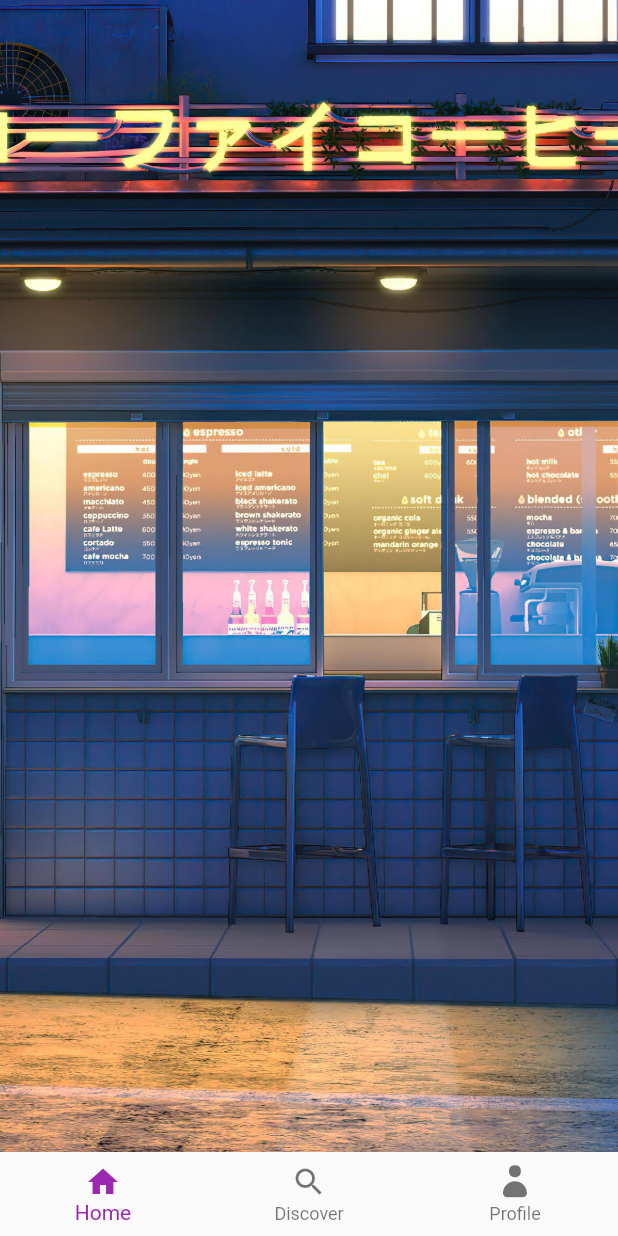
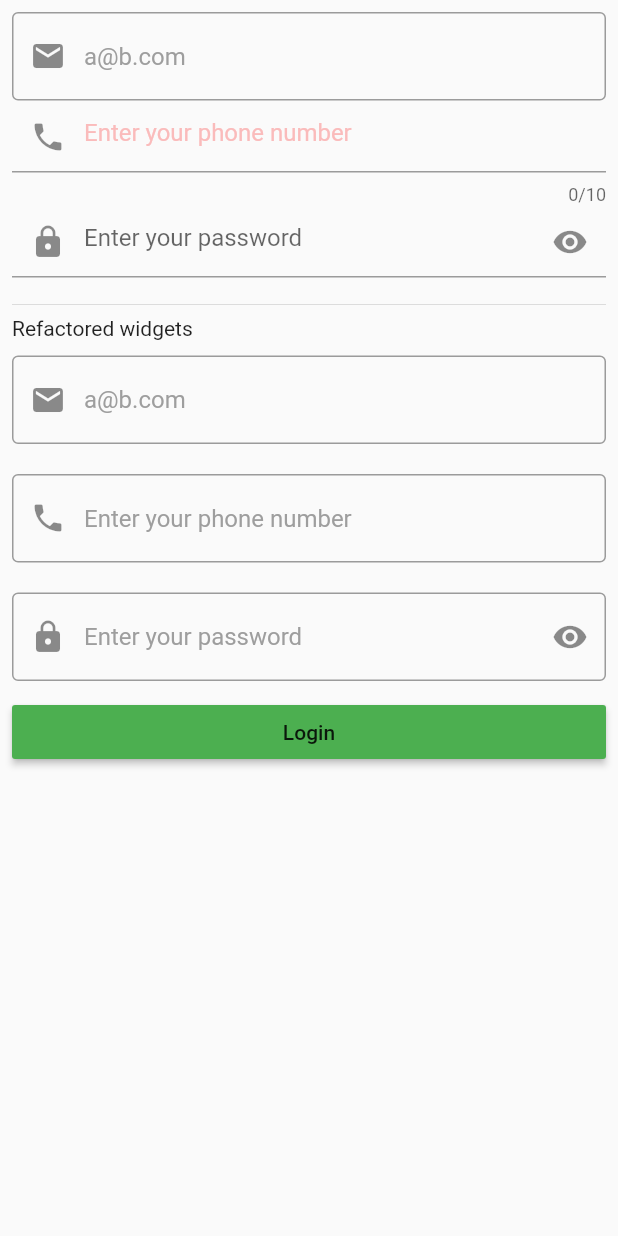
Before and after one commit to hmmisthisgood/may-session, a Flutter app: the screen it shows after launch, on a phone screen of 412 x 824 dp. Run offline on Flutter 3.47's test engine with Material 2 defaults, Android fonts, the phone set to English and light mode, and no system bars; our stand-ins replace flutter_vector_icons, google_fonts.

Commit message:
added more text field properties

```diff
--- a/our_app/lib/main.dart
+++ b/our_app/lib/main.dart
@@ -3,6 +3,7 @@ import 'package:our_app/screen/listview_screen.dart';
 
 import 'home.dart';
 import 'screen/ig_screen_with_tabbar.dart';
+import 'screen/login_screen.dart';
 import 'screen/page_view_screen.dart';
 import 'screen/row_and_columns_screen.dart';
 // import 'package:our_app/home.dart';
@@ -19,7 +20,7 @@ class OurApp extends StatelessWidget {
   Widget build(BuildContext context) {
     return new MaterialApp(
       title: "Our app",
-      home: IgProfileScreen(),
+      home: LoginScreen(),
       theme: ThemeData(
         // fontFamily: "Allura",
         primarySwatch: Colors.purple,
--- /dev/null
+++ b/our_app/lib/screen/login_screen.dart
@@ -0,0 +1,222 @@
+import 'package:flutter/cupertino.dart';
+import 'package:flutter/material.dart';
+import 'package:our_app/widget/common_text_field.dart';
+
+class LoginScreen extends StatefulWidget {
+  @override
+  State<LoginScreen> createState() => _LoginScreenState();
+}
+
+class _LoginScreenState extends State<LoginScreen> {
+  final formKey = GlobalKey<FormState>();
+  final emailController = TextEditingController();
+  final passwordController = TextEditingController();
+  final phoneController = TextEditingController();
+
+  bool hidePassword = true;
+
+  @override
+  Widget build(BuildContext context) {
+    print("build");
+    return Scaffold(
+      // backgroundColor: Colors.black,
+      body: SafeArea(
+        child: Form(
+          autovalidateMode: AutovalidateMode.disabled,
+          key: formKey,
+          child: Padding(
+            padding: const EdgeInsets.all(8.0),
+            child: ListView(children: [
+              TextFormField(
+                // autovalidateMode: AutovalidateMode.always,
+                controller: emailController,
+                cursorColor: Colors.red,
+                cursorHeight: 25,
+                textInputAction: TextInputAction.next,
+                keyboardType: TextInputType.emailAddress,
+                maxLines: 1,
+                style: TextStyle(color: Colors.cyan),
+                onChanged: (val) {
+                  print(val);
+                },
+                onFieldSubmitted: (val) {
+                  print("Submitted value: $val");
+                },
+                onTap: () {
+                  print("I am tapped");
+                },
+                validator: (value) {
+                  if (value == null) {
+                    return "Email is required";
+                  }
+                  if (value.isEmpty) {
+                    return "Email must not be empty";
+                  }
+                  return null;
+                },
+                decoration: InputDecoration(
+                  fillColor: Colors.yellow,
+                  focusColor: Colors.brown,
+                  hintText: "a@b.com",
+                  hintStyle: TextStyle(color: Colors.grey),
+                  prefixIcon: Icon(Icons.email),
+
+                  border: OutlineInputBorder(), // UnderlineInputBorder,
+                  errorBorder: OutlineInputBorder(
+                      borderSide: BorderSide(color: Colors.yellow)),
+                  focusedBorder: UnderlineInputBorder(
+                    borderSide: BorderSide(color: Colors.blue, width: 1.5),
+                  ),
+                  focusedErrorBorder: OutlineInputBorder(
+                      borderSide: BorderSide(color: Colors.yellow)),
+                ),
+              ),
+              TextField(
+                // autofocus: true,
+                controller: phoneController,
+                cursorColor: Colors.red,
+                cursorHeight: 25,
+                textInputAction: TextInputAction.next,
+                keyboardType: TextInputType.number,
+                maxLength: 10,
+                maxLines: 1,
+                decoration: InputDecoration(
+                  hintText: "Enter your phone number",
+                  hintStyle:
+                      TextStyle(color: Color.fromARGB(255, 250, 187, 187)),
+                  prefixIcon: Icon(Icons.phone),
+                  // border: InputBorder.none,
+                ),
+              ),
+              TextFormField(
+                // autovalidateMode: AutovalidateMode.onUserInteraction,
+                obscureText: hidePassword,
+                validator: (value) {
+                  if (value == null) {
+                    return "Password is required";
+                  }
+
+                  if (value.isEmpty) {
+                    return "Password cannot be empty";
+                  }
+                  if (value.length < 6) {
+                    return "Passwored length must be >6";
+                  }
+                  return null;
+                },
+                decoration: InputDecoration(
+                  hintText: "Enter your password",
+                  prefixIcon: Icon(Icons.lock),
+                  suffixIcon: InkWell(
+                    onTap: () {
+                      hidePassword = !hidePassword;
+                      setState(() {});
+                      print("hide password: $hidePassword");
+                    },
+                    child: Icon(
+                      hidePassword == true
+                          ? Icons.visibility
+                          : Icons.visibility_off,
+                    ),
+                  ),
+                ),
+              ),
+              SizedBox(height: 10),
+              Divider(),
+              Text("Refactored widgets"),
+              CommonTextField(
+                // autovalidateMode: AutovalidateMode.always,
+                controller: emailController,
+                textInputAction: TextInputAction.next,
+                keyboardType: TextInputType.emailAddress,
+                onChanged: (val) {
+                  print(val);
+                },
+                onFieldSubmitted: (val) {
+                  print("Submitted value: $val");
+                },
+
+                validator: (value) {
+                  if (value == null) {
+                    return "Email is required";
+                  }
+                  if (value.isEmpty) {
+                    return "Email must not be empty";
+                  }
+                  return null;
+                },
+                hintText: "a@b.com",
+                prefixIcon: Icon(Icons.email),
+              ),
+              CommonTextField(
+                // autofocus: true,
+                controller: phoneController,
+                textInputAction: TextInputAction.next,
+                keyboardType: TextInputType.number,
+                maxLines: 1,
+                hintText: "Enter your phone number",
+                prefixIcon: Icon(Icons.phone),
+              ),
+              CommonTextField(
+                // autovalidateMode: AutovalidateMode.onUserInteraction,
+                obscureText: hidePassword,
+                controller: passwordController,
+                validator: (value) {
+                  if (value == null) {
+                    return "Password is required";
+                  }
+
+                  if (value.isEmpty) {
+                    return "Password cannot be empty";
+                  }
+                  if (value.length < 6) {
+                    return "Passwored length must be >6";
+                  }
+                  return null;
+                },
+                hintText: "Enter your password",
+                prefixIcon: Icon(Icons.lock),
+                suffixIcon: InkWell(
+                  onTap: () {
+                    hidePassword = !hidePassword;
+                    setState(() {});
+                    print("hide password: $hidePassword");
+                  },
+                  child: Icon(
+                    hidePassword == true
+                        ? Icons.visibility
+                        : Icons.visibility_off,
+                  ),
+                ),
+              ),
+              MaterialButton(
+                onPressed: () {
+                  FocusScope.of(context).unfocus();
+
+                  // final phone = phoneController.text;
+                  // phoneController.text = "+977$phone";
+
+                  if (formKey.currentState != null) {
+                    formKey.currentState!.save();
+                    bool validated = formKey.currentState!.validate();
+                  }
+                },
+                child: Text("Login"),
+                color: Colors.green,
+              )
+            ]),
+          ),
+        ),
+      ),
+    );
+  }
+}
+
+
+///SafeArea = protects the ui from hardware
+///
+
+/// form and textfield
+/// 1. TextField
+/// 2. TextFormField
+/// 3. Form
--- /dev/null
+++ b/our_app/lib/widget/common_text_field.dart
@@ -0,0 +1,66 @@
+import 'package:flutter/material.dart';
+
+class CommonTextField extends StatelessWidget {
+  final TextEditingController controller;
+  final TextInputAction? textInputAction;
+  final TextInputType? keyboardType;
+  final int maxLines;
+  final void Function(String)? onChanged;
+  final void Function(String)? onFieldSubmitted;
+  final String? Function(dynamic)? validator;
+  final String hintText;
+  final Widget? suffixIcon;
+  final Widget? prefixIcon;
+  final bool obscureText;
+  const CommonTextField({
+    Key? key,
+    required this.controller,
+    this.textInputAction,
+    this.keyboardType,
+    this.maxLines = 1,
+    this.onChanged,
+    this.onFieldSubmitted,
+    this.validator,
+    this.hintText = "",
+    this.suffixIcon,
+    this.prefixIcon,
+    this.obscureText = false,
+  }) : super(key: key);
+
+  @override
+  Widget build(BuildContext context) {
+    return Padding(
+      padding: const EdgeInsets.symmetric(vertical: 10.0),
+      child: TextFormField(
+        // autovalidateMode: AutovalidateMode.always,
+        controller: controller,
+        cursorColor: Colors.red,
+        cursorHeight: 25,
+        textInputAction: textInputAction,
+        keyboardType: keyboardType,
+        maxLines: maxLines,
+        style: TextStyle(color: Colors.cyan),
+        onChanged: onChanged,
+        onFieldSubmitted: onFieldSubmitted,
+        obscureText: obscureText,
+        validator: validator,
+        decoration: InputDecoration(
+          fillColor: Colors.yellow,
+          focusColor: Colors.brown,
+          hintText: hintText,
+          hintStyle: TextStyle(color: Colors.grey),
+          prefixIcon: prefixIcon,
+          suffixIcon: suffixIcon,
+          border: OutlineInputBorder(), // UnderlineInputBorder,
+          errorBorder:
+              OutlineInputBorder(borderSide: BorderSide(color: Colors.yellow)),
+          focusedBorder: UnderlineInputBorder(
+            borderSide: BorderSide(color: Colors.blue, width: 1.5),
+          ),
+          focusedErrorBorder:
+              OutlineInputBorder(borderSide: BorderSide(color: Colors.yellow)),
+        ),
+      ),
+    );
+  }
+}
```
